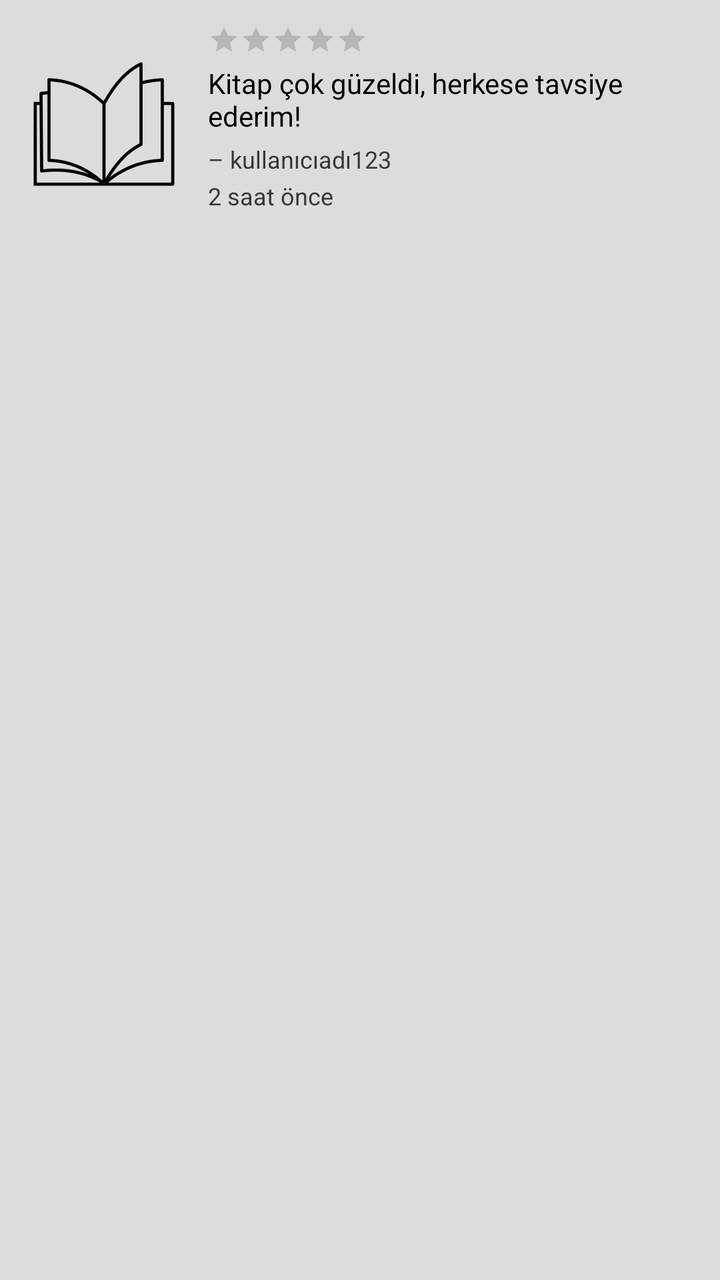
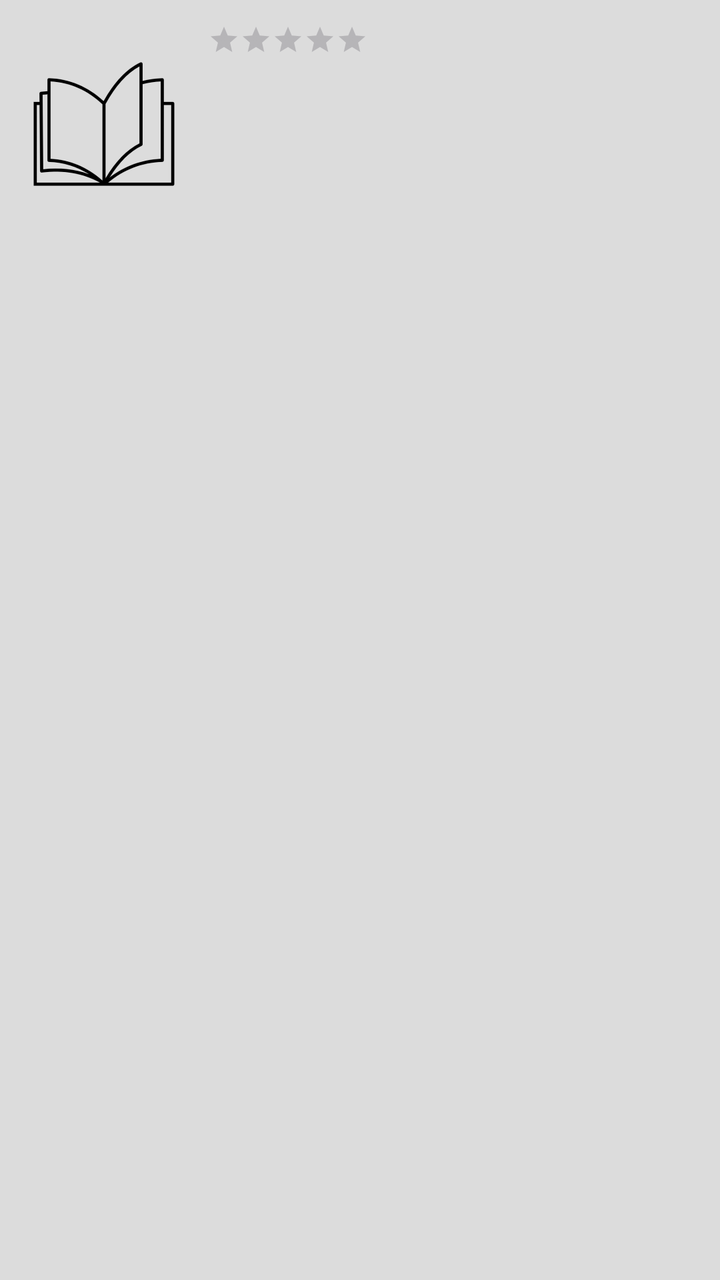

An Android layout rendered at two revisions. The XML below is the earlier revision; the diff shows what the commit changed to produce the second picture.
<!-- AndroidManifest.xml: application theme Theme.FrontendBook -->
<!-- res/layout/item_review.xml -->
<?xml version="1.0" encoding="utf-8"?>
<LinearLayout
    xmlns:android="http://schemas.android.com/apk/res/android"
    android:layout_width="match_parent"
    android:layout_height="wrap_content"
    android:orientation="horizontal"
    android:padding="12dp"
    android:background="@color/boxes_background">

    
    <ImageView
        android:id="@+id/reviewBookCover"
        android:layout_width="80dp"
        android:layout_height="100dp"
        android:layout_marginEnd="12dp"
        android:src="@drawable/placeholder"
       />

    
    <LinearLayout
        android:layout_width="0dp"
        android:layout_height="wrap_content"
        android:layout_weight="1"
        android:orientation="vertical">

        
        <RatingBar
            android:id="@+id/reviewRatingBar"
            style="?android:attr/ratingBarStyleSmall"
            android:layout_width="wrap_content"
            android:layout_height="wrap_content"
            android:numStars="5"
            android:stepSize="1"
            android:isIndicator="true"
            android:layout_marginBottom="4dp" />

        
        <TextView
            android:id="@+id/reviewContent"
            android:layout_width="match_parent"
            android:layout_height="wrap_content"
            android:text="Kitap çok güzeldi, herkese tavsiye ederim!"
            android:textColor="@color/textPrimary"
            android:textSize="14sp"
            android:layout_marginBottom="4dp" />

        
        <TextView
            android:id="@+id/reviewAuthor"
            android:layout_width="match_parent"
            android:layout_height="wrap_content"
            android:text="– kullanıcıadı123"
            android:textColor="@color/textSecondary"
            android:textSize="12sp"
            android:layout_marginBottom="2dp" />

        
        <TextView
            android:id="@+id/reviewTimestamp"
            android:layout_width="match_parent"
            android:layout_height="wrap_content"
            android:text="2 saat önce"
            android:textColor="@color/textSecondary"
            android:textSize="12sp" />

    </LinearLayout>
</LinearLayout>
<!-- resources referenced by this layout -->
<resources>
  <color name="boxes_background">#DCDCDC</color>
  <color name="textPrimary">#000000</color>
  <color name="textSecondary">#363636</color>
  <!-- drawable placeholder: png bitmap (drawable, 27659 bytes) -->
  <style name="Theme.FrontendBook" parent="Base.Theme.FrontendBook" />
  <style name="Base.Theme.FrontendBook" parent="Theme.Material3.DayNight.NoActionBar">
  
          <item name="colorPrimary">@color/backgroundPrimary</item>
          <item name="colorPrimaryVariant">@color/backgroundSecondary</item>
          <item name="colorOnPrimary">@color/black</item>
          <item name="colorSecondary">@color/black</item>
          <item name="colorOutline">@color/line</item>
          <item name="colorControlHighlight">@android:color/transparent</item>
  
      </style>
  <color name="backgroundPrimary">#FEFEFE</color>
  <color name="backgroundSecondary">#D9D9D9</color>
  <color name="black">#000000</color>
  <color name="line">#D9D9D9</color>
</resources>

<!-- the commit's change to res/layout/item_review.xml (unified diff, before → after) -->
@@ -1,29 +1,26 @@
 <?xml version="1.0" encoding="utf-8"?>
 <LinearLayout
     xmlns:android="http://schemas.android.com/apk/res/android"
+    android:id="@+id/reviewRoot"
     android:layout_width="match_parent"
     android:layout_height="wrap_content"
     android:orientation="horizontal"
     android:padding="12dp"
     android:background="@color/boxes_background">
 
-    
     <ImageView
         android:id="@+id/reviewBookCover"
         android:layout_width="80dp"
         android:layout_height="100dp"
         android:layout_marginEnd="12dp"
-        android:src="@drawable/placeholder"
-       />
+        android:src="@drawable/placeholder" />
 
-    
     <LinearLayout
         android:layout_width="0dp"
         android:layout_height="wrap_content"
         android:layout_weight="1"
         android:orientation="vertical">
 
-        
         <RatingBar
             android:id="@+id/reviewRatingBar"
             style="?android:attr/ratingBarStyleSmall"
@@ -34,34 +31,27 @@
             android:isIndicator="true"
             android:layout_marginBottom="4dp" />
 
-        
         <TextView
             android:id="@+id/reviewContent"
             android:layout_width="match_parent"
             android:layout_height="wrap_content"
-            android:text="Kitap çok güzeldi, herkese tavsiye ederim!"
             android:textColor="@color/textPrimary"
             android:textSize="14sp"
             android:layout_marginBottom="4dp" />
 
-        
         <TextView
             android:id="@+id/reviewAuthor"
             android:layout_width="match_parent"
             android:layout_height="wrap_content"
-            android:text="– kullanıcıadı123"
             android:textColor="@color/textSecondary"
             android:textSize="12sp"
             android:layout_marginBottom="2dp" />
 
-        
         <TextView
             android:id="@+id/reviewTimestamp"
             android:layout_width="match_parent"
             android:layout_height="wrap_content"
-            android:text="2 saat önce"
             android:textColor="@color/textSecondary"
             android:textSize="12sp" />
-
     </LinearLayout>
 </LinearLayout>
